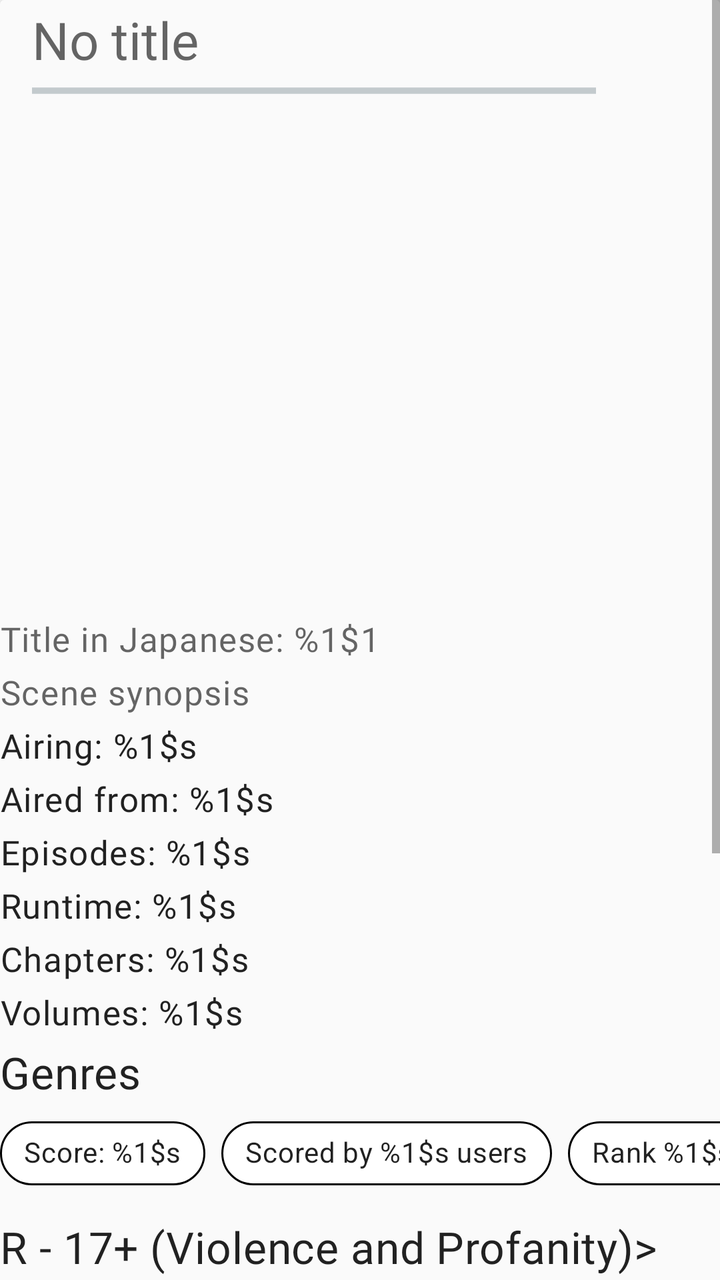
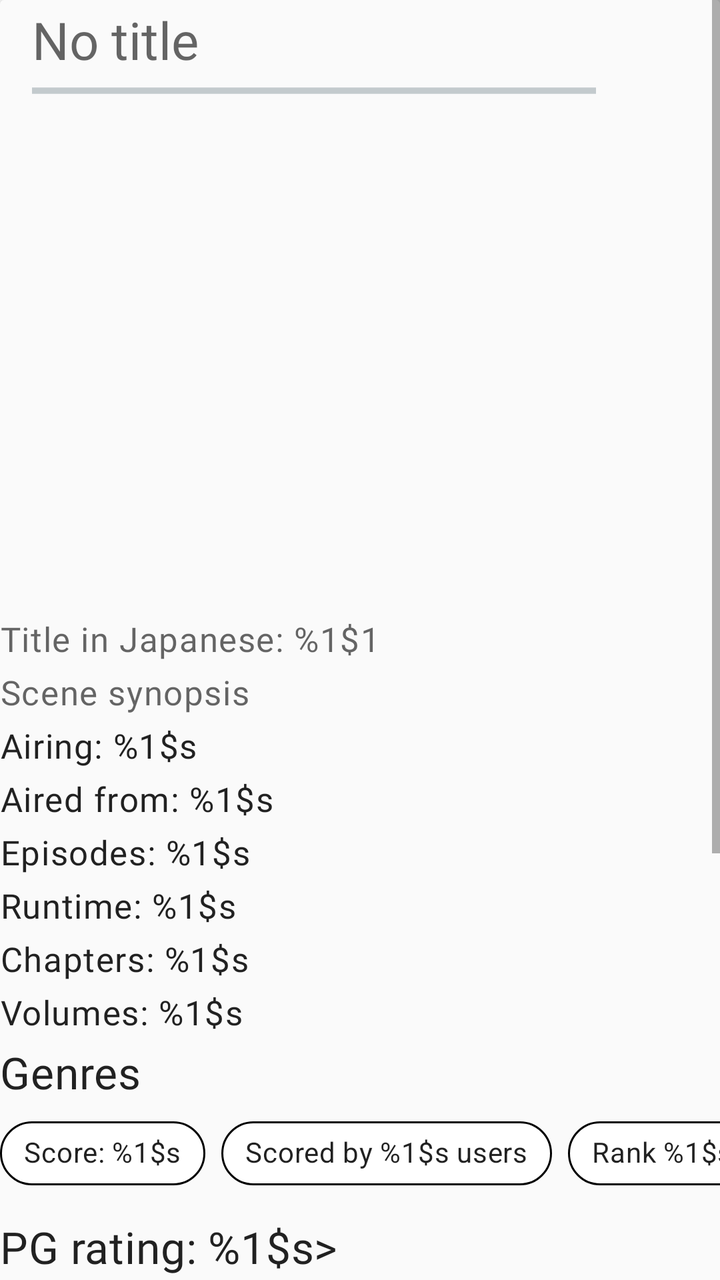

Compare the two renders of this Android layout. The source of the first and the diff that turns it into the second are given below.
<!-- AndroidManifest.xml: another module's application theme Theme.ECatalogs -->
<!-- res/layout/fragment_details_anime.xml -->
<?xml version="1.0" encoding="utf-8"?>
<ScrollView xmlns:android="http://schemas.android.com/apk/res/android"
    xmlns:app="http://schemas.android.com/apk/res-auto"
    android:layout_width="match_parent"
    android:layout_height="match_parent"
    android:layout_margin="@dimen/two_dimen"
    android:orientation="vertical">

    <androidx.cardview.widget.CardView
        android:id="@+id/details_card_view"
        android:layout_width="match_parent"
        android:layout_height="wrap_content"
        android:backgroundTint="?attr/colorSurface">

        <LinearLayout
            android:layout_width="match_parent"
            android:layout_height="match_parent"
            android:orientation="vertical">

            <androidx.appcompat.widget.Toolbar
                android:id="@+id/toolbar"
                android:layout_width="match_parent"
                android:layout_height="wrap_content">

                <LinearLayout
                    android:layout_width="match_parent"
                    android:layout_height="wrap_content"
                    android:orientation="vertical">

                    <TextView
                        android:id="@+id/title"
                        android:layout_width="match_parent"
                        android:layout_height="wrap_content"
                        android:hint="@string/no_title"
                        android:textAppearance="?attr/textAppearanceHeadline5" />

                    <ProgressBar
                        android:id="@+id/details_progress_bar"
                        style="?android:progressBarStyleHorizontal"
                        android:layout_width="282dp"
                        android:layout_height="wrap_content"
                        android:indeterminate="true" />

                    <TextView
                        android:id="@+id/details_error_message"
                        android:layout_width="match_parent"
                        android:layout_height="wrap_content"
                        android:text="@string/failed_to_retrieve_data"
                        android:textAppearance="?attr/textAppearanceCaption"
                        android:textColor="@android:color/holo_blue_light"
                        android:visibility="gone" />

                </LinearLayout>

            </androidx.appcompat.widget.Toolbar>

            <com.google.android.material.imageview.ShapeableImageView
                android:id="@+id/image"
                android:layout_width="match_parent"
                android:layout_height="wrap_content"
                android:adjustViewBounds="true"
                android:minWidth="@dimen/min_image_width"
                android:minHeight="@dimen/image_height"
                android:scaleType="fitCenter"
                app:strokeColor="@null" />

            <com.google.android.material.textview.MaterialTextView
                android:id="@+id/title_japanese"
                android:layout_width="match_parent"
                android:layout_height="wrap_content"
                android:layout_marginVertical="@dimen/two_dimen"
                android:hint="@string/title_japanese"
                android:textAppearance="?attr/textAppearanceBody1" />

            <com.google.android.material.textview.MaterialTextView
                android:id="@+id/synopsis"
                android:layout_width="match_parent"
                android:layout_height="wrap_content"
                android:layout_marginVertical="@dimen/two_dimen"
                android:hint="@string/synopsis"
                android:textAppearance="?attr/textAppearanceBody1" />

            <com.google.android.material.textview.MaterialTextView
                android:id="@+id/airing_status"
                android:layout_width="wrap_content"
                android:layout_height="wrap_content"
                android:layout_marginVertical="@dimen/two_dimen"
                android:text="@string/airing_status"
                android:textAppearance="?attr/textAppearanceBody1" />

            <com.google.android.material.textview.MaterialTextView
                android:id="@+id/aired"
                android:layout_width="wrap_content"
                android:layout_height="wrap_content"
                android:layout_marginVertical="@dimen/two_dimen"
                android:text="@string/aired"
                android:textAppearance="?attr/textAppearanceBody1" />

            <com.google.android.material.textview.MaterialTextView
                android:id="@+id/episodes"
                android:layout_width="wrap_content"
                android:layout_height="wrap_content"
                android:layout_marginVertical="@dimen/two_dimen"
                android:text="@string/episodes"
                android:textAppearance="?attr/textAppearanceBody1" />

            <com.google.android.material.textview.MaterialTextView
                android:id="@+id/runtime"
                android:layout_width="wrap_content"
                android:layout_height="wrap_content"
                android:layout_marginVertical="@dimen/two_dimen"
                android:text="@string/runtime"
                android:textAppearance="?attr/textAppearanceBody1" />

            <com.google.android.material.textview.MaterialTextView
                android:id="@+id/chapters"
                android:layout_width="wrap_content"
                android:layout_height="wrap_content"
                android:layout_marginVertical="@dimen/two_dimen"
                android:text="@string/chapters"
                android:textAppearance="?attr/textAppearanceBody1" />

            <com.google.android.material.textview.MaterialTextView
                android:id="@+id/volumes"
                android:layout_width="wrap_content"
                android:layout_height="wrap_content"
                android:layout_marginVertical="@dimen/two_dimen"
                android:text="@string/volumes"
                android:textAppearance="?attr/textAppearanceBody1" />

            <com.google.android.material.textview.MaterialTextView
                android:id="@+id/genres"
                android:layout_width="wrap_content"
                android:layout_height="wrap_content"
                android:layout_marginVertical="@dimen/two_dimen"
                android:text="@string/genres"
                android:textAppearance="?attr/textAppearanceHeadline6" />

            <com.google.android.material.chip.ChipGroup
                android:layout_width="wrap_content"
                android:layout_height="wrap_content"
                android:layout_gravity="center"
                android:layout_marginBottom="@dimen/six_dimen"
                android:clickable="false"
                android:foregroundGravity="center_horizontal"
                android:layoutDirection="locale"
                android:theme="@style/Theme.MaterialComponents.Light"
                app:singleLine="true">

                <com.google.android.material.chip.Chip
                    android:id="@+id/genre_one"
                    android:layout_width="wrap_content"
                    android:layout_height="wrap_content"
                    android:gravity="start"
                    android:text="@string/score"
                    android:textAppearance="?attr/textAppearanceBody2"
                    app:chipBackgroundColor="@android:color/white"
                    app:chipStrokeColor="@android:color/black"
                    app:chipStrokeWidth="1dp" />

                <com.google.android.material.chip.Chip
                    android:id="@+id/genre_two"
                    android:layout_width="wrap_content"
                    android:layout_height="wrap_content"
                    android:gravity="center_horizontal"
                    android:text="@string/scored_by"
                    android:textAppearance="?attr/textAppearanceBody2"
                    app:chipBackgroundColor="@android:color/white"
                    app:chipStrokeColor="@android:color/black"
                    app:chipStrokeWidth="1dp" />

                <com.google.android.material.chip.Chip
                    android:id="@+id/genre_three"
                    android:layout_width="wrap_content"
                    android:layout_height="wrap_content"
                    android:gravity="end"
                    android:text="@string/rank"
                    android:textAppearance="?attr/textAppearanceBody2"
                    app:chipBackgroundColor="@android:color/white"
                    app:chipStrokeColor="@android:color/black"
                    app:chipStrokeWidth="1dp" />

            </com.google.android.material.chip.ChipGroup>

            <com.google.android.material.textview.MaterialTextView
                android:id="@+id/pg_rating"
                android:layout_width="wrap_content"
                android:layout_height="wrap_content"
                android:layout_marginVertical="@dimen/two_dimen"
                android:text="@string/pg_rating"
                android:textAppearance="?attr/textAppearanceHeadline6" />

            <com.google.android.material.chip.ChipGroup
                android:layout_width="wrap_content"
                android:layout_height="wrap_content"
                android:layout_gravity="center"
                android:layout_marginBottom="@dimen/six_dimen"
                android:clickable="false"
                android:foregroundGravity="center_horizontal"
                android:layoutDirection="locale"
                android:theme="@style/Theme.MaterialComponents.Light"
                app:singleLine="false">

                <com.google.android.material.chip.Chip
                    android:id="@+id/score"
                    android:layout_width="wrap_content"
                    android:layout_height="wrap_content"
                    android:gravity="start"
                    android:text="@string/score"
                    android:textAppearance="?attr/textAppearanceBody2"
                    app:chipBackgroundColor="@android:color/white"
                    app:chipStrokeColor="@android:color/black"
                    app:chipStrokeWidth="1dp" />

                <com.google.android.material.chip.Chip
                    android:id="@+id/scored_by"
                    android:layout_width="wrap_content"
                    android:layout_height="wrap_content"
                    android:gravity="center_horizontal"
                    android:text="@string/scored_by"
                    android:textAppearance="?attr/textAppearanceBody2"
                    app:chipBackgroundColor="@android:color/white"
                    app:chipStrokeColor="@android:color/black"
                    app:chipStrokeWidth="1dp" />

                <com.google.android.material.chip.Chip
                    android:id="@+id/rank"
                    android:layout_width="wrap_content"
                    android:layout_height="wrap_content"
                    android:gravity="end"
                    android:text="@string/rank"
                    android:textAppearance="?attr/textAppearanceBody2"
                    app:chipBackgroundColor="@android:color/white"
                    app:chipStrokeColor="@android:color/black"
                    app:chipStrokeWidth="1dp" />

                <com.google.android.material.chip.Chip
                    android:id="@+id/popularity"
                    android:layout_width="wrap_content"
                    android:layout_height="wrap_content"
                    android:gravity="end"
                    android:text="@string/polularity"
                    android:textAppearance="?attr/textAppearanceBody2"
                    app:chipBackgroundColor="@android:color/white"
                    app:chipStrokeColor="@android:color/black"
                    app:chipStrokeWidth="1dp" />

                <com.google.android.material.chip.Chip
                    android:id="@+id/members"
                    android:layout_width="wrap_content"
                    android:layout_height="wrap_content"
                    android:gravity="end"
                    android:text="@string/members"
                    android:textAppearance="?attr/textAppearanceBody2"
                    app:chipBackgroundColor="@android:color/white"
                    app:chipStrokeColor="@android:color/black"
                    app:chipStrokeWidth="1dp" />

                <com.google.android.material.chip.Chip
                    android:id="@+id/favorites"
                    android:layout_width="wrap_content"
                    android:layout_height="wrap_content"
                    android:gravity="end"
                    android:text="@string/favorites"
                    android:textAppearance="?attr/textAppearanceBody2"
                    app:chipBackgroundColor="@android:color/white"
                    app:chipStrokeColor="@android:color/black"
                    app:chipStrokeWidth="1dp" />

            </com.google.android.material.chip.ChipGroup>

            <View style="@style/Divider.Horizontal" />

            <com.google.android.material.textview.MaterialTextView
                android:id="@+id/url"
                android:layout_width="wrap_content"
                android:layout_height="wrap_content"
                android:layout_marginVertical="@dimen/two_dimen"
                android:text="@string/link_web_page"
                android:textAppearance="?attr/textAppearanceBody1" />

            <View style="@style/Divider.Horizontal" />

            <com.google.android.material.textview.MaterialTextView
                android:id="@+id/trailer"
                android:layout_width="wrap_content"
                android:layout_height="wrap_content"
                android:layout_marginVertical="@dimen/two_dimen"
                android:text="@string/link_trailer"
                android:textAppearance="?attr/textAppearanceBody1" />

            <com.google.android.material.textview.MaterialTextView
                android:id="@+id/authors"
                android:layout_width="wrap_content"
                android:layout_height="wrap_content"
                android:layout_marginVertical="@dimen/two_dimen"
                android:text="@string/authors"
                android:textAppearance="?attr/textAppearanceBody1" />

            <com.google.android.material.textview.MaterialTextView
                android:id="@+id/serializations"
                android:layout_width="wrap_content"
                android:layout_height="wrap_content"
                android:layout_marginVertical="@dimen/two_dimen"
                android:text="@string/serializations"
                android:textAppearance="?attr/textAppearanceHeadline6" />

            <com.google.android.material.textview.MaterialTextView
                android:id="@+id/serialization_name"
                android:layout_width="wrap_content"
                android:layout_height="wrap_content"
                android:layout_marginVertical="@dimen/two_dimen"
                android:text="@string/serialization_name"
                android:textAppearance="?attr/textAppearanceBody1" />

            <com.google.android.material.textview.MaterialTextView
                android:id="@+id/serialization_link"
                android:layout_width="wrap_content"
                android:layout_height="wrap_content"
                android:layout_marginVertical="@dimen/two_dimen"
                android:text="@string/serialization_link"
                android:textAppearance="?attr/textAppearanceBody1" />

            <View style="@style/Divider.Horizontal" />
        </LinearLayout>
    </androidx.cardview.widget.CardView>

</ScrollView>
<!-- resources referenced by this layout -->
<resources>
  <dimen name="image_height">250dp</dimen>
  <dimen name="min_image_width">150dp</dimen>
  <dimen name="six_dimen">6dp</dimen>
  <dimen name="two_dimen">2dp</dimen>
  <string name="aired">Aired from: %1$s</string>
  <string name="airing_status">Airing: %1$s</string>
  <string name="authors">Authors: %1$s</string>
  <string name="chapters">Chapters: %1$s</string>
  <string name="episodes">Episodes: %1$s</string>
  <string name="failed_to_retrieve_data">Failed to retrieve data 😓</string>
  <string name="favorites">Favorites: %1$s</string>
  <string name="genres">Genres</string>
  <string name="link_trailer">Link to trailer: %1$s</string>
  <string name="link_web_page">Link to web page: %1$s</string>
  <string name="members">Members: %1$s</string>
  <string name="no_title">No title</string>
  <string name="pg_rating">R - 17+ (Violence and Profanity)&gt;</string>
  <string name="polularity">Popularity rank %1$s</string>
  <string name="rank">Rank %1$s</string>
  <string name="runtime">Runtime: %1$s</string>
  <string name="score">Score: %1$s</string>
  <string name="scored_by">Scored by %1$s users</string>
  <string name="serialization_link">Link to web page: %1$s</string>
  <string name="serialization_name">Name: %1$s</string>
  <string name="serializations">Serialization</string>
  <string name="synopsis">Scene synopsis</string>
  <string name="title_japanese">"Title in Japanese: %1$1"</string>
  <string name="volumes">Volumes: %1$s</string>
  <style name="Divider.Horizontal" parent="Divider">
          <item name="android:layout_width">match_parent</item>
          <item name="android:layout_height">1dp</item>
      </style>
  <style name="Divider">
          <item name="android:background">?android:attr/listDivider</item> // can add colorur here
      </style>
  <color name="blue_grey_600">#546e7a</color>
  <color name="blue_grey_100">#819ca9</color>
  <color name="black">#000000</color>
  <color name="white">#fafafa</color>
  <color name="blue_grey_700">#29434e</color>
  <style name="ShapeAppearance.ECatalog.SmallComponent" parent="ShapeAppearance.MaterialComponents.SmallComponent">
          <item name="cornerFamily">rounded</item>
          <item name="cornerSize">@dimen/reply_small_component_corner_radius</item>
      </style>
  <style name="ShapeAppearance.ECatalog.MediumComponent" parent="ShapeAppearance.MaterialComponents.MediumComponent">
          <item name="cornerFamily">rounded</item>
          <item name="cornerSize">@dimen/reply_medium_component_corner_radius</item>
      </style>
  <style name="ShapeAppearance.ECatalog.LargeComponent" parent="ShapeAppearance.MaterialComponents.LargeComponent">
          <item name="cornerFamily">rounded</item>
          <item name="cornerSize">@dimen/reply_large_component_corner_radius</item>
      </style>
  <style name="TextAppearance.MdcTypographyStyles.Body2" parent="TextAppearance.MaterialComponents.Body2">
          <item name="fontFamily">@font/nunito_sans_regular</item>
          <item name="android:fontFamily">@font/nunito_sans_regular</item>
          <item name="android:textSize">15sp</item>
      </style>
  <style name="TextAppearance.MdcTypographyStyles.Button" parent="TextAppearance.MaterialComponents.Button">
          <item name="fontFamily">@font/nunito_sans_light</item>
          <item name="android:fontFamily">@font/nunito_sans_light</item>
          <item name="android:textSize">15sp</item>
      </style>
  <style name="TextAppearance.MdcTypographyStyles.Caption" parent="TextAppearance.MaterialComponents.Caption">
          <item name="fontFamily">@font/nunito_sans_light</item>
          <item name="android:fontFamily">@font/nunito_sans_light</item>
          <item name="android:textSize">13sp</item>
      </style>
  <dimen name="reply_small_component_corner_radius">8dp</dimen>
  <dimen name="reply_medium_component_corner_radius">12dp</dimen>
  <dimen name="reply_large_component_corner_radius">24dp</dimen>
  <!-- unchanged entries left out for length: 6 -->
</resources>

<!-- the commit's change to res/layout/fragment_details_anime.xml (unified diff, before → after) -->
@@ -239,7 +239,7 @@
                     android:layout_width="wrap_content"
                     android:layout_height="wrap_content"
                     android:gravity="end"
-                    android:text="@string/polularity"
+                    android:text="@string/popularity"
                     android:textAppearance="?attr/textAppearanceBody2"
                     app:chipBackgroundColor="@android:color/white"
                     app:chipStrokeColor="@android:color/black"
<!-- resource entries referenced after the edit -->
@@ -16,8 +16,8 @@
   <string name="link_web_page">Link to web page: %1$s</string>
   <string name="members">Members: %1$s</string>
   <string name="no_title">No title</string>
-  <string name="pg_rating">R - 17+ (Violence and Profanity)&gt;</string>
-  <string name="polularity">Popularity rank %1$s</string>
+  <string name="pg_rating">PG rating: %1$s&gt;</string>
+  <string name="popularity">Popularity rank %1$s</string>
   <string name="rank">Rank %1$s</string>
   <string name="runtime">Runtime: %1$s</string>
   <string name="score">Score: %1$s</string>
